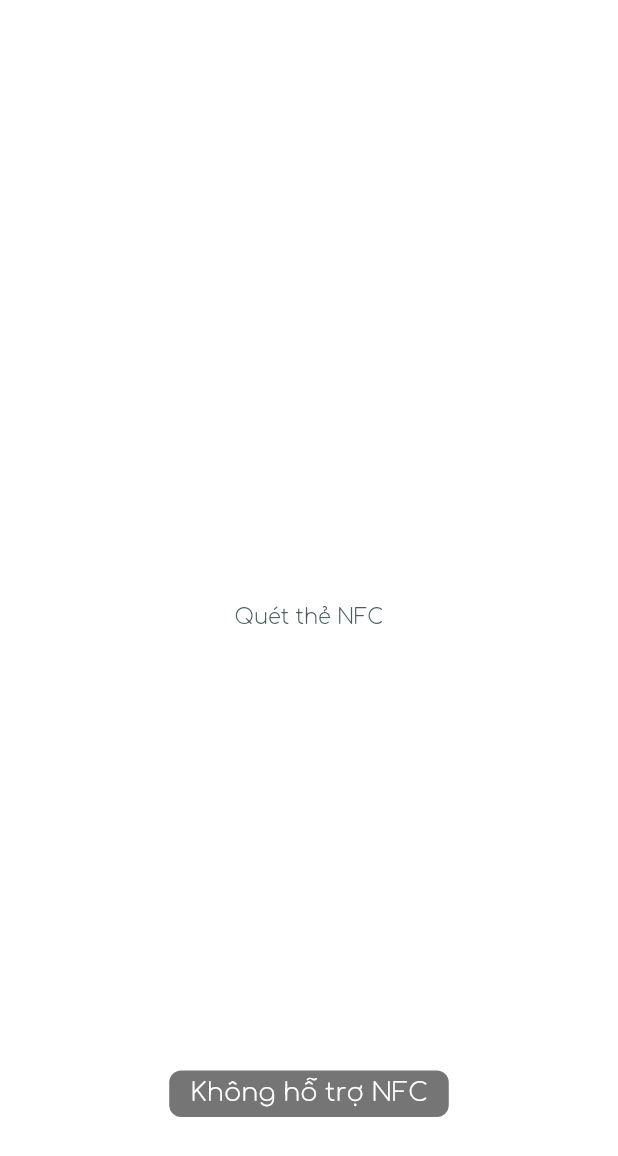
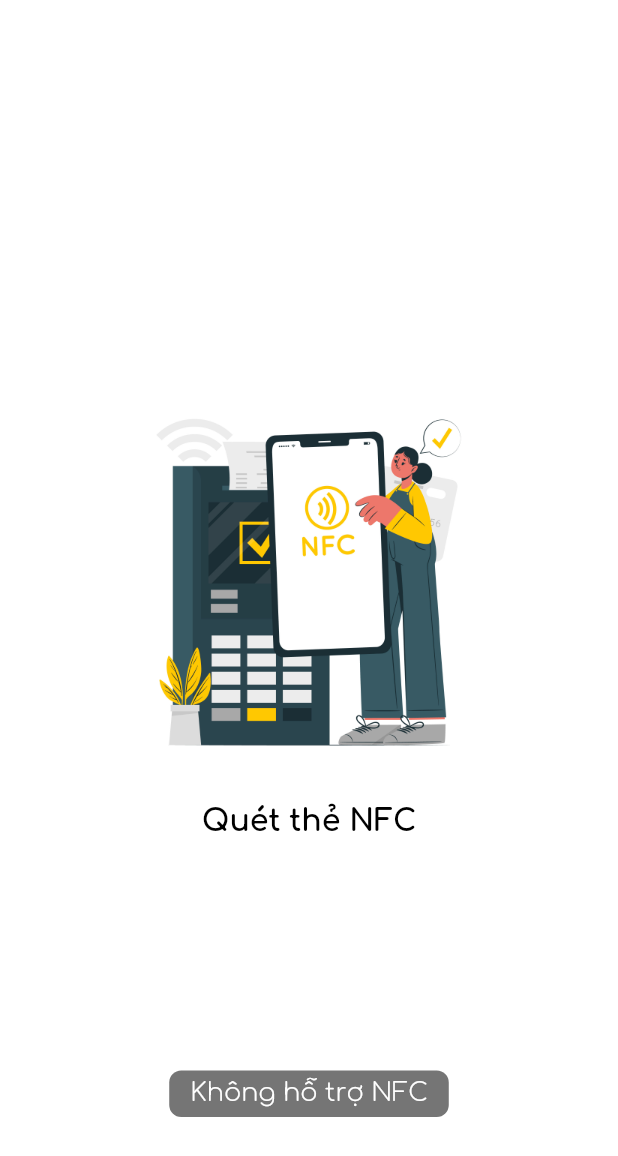
Before and after one commit to tanphuccgl/Study-Card-Tap, a Flutter app: the first screen one second after launch, on a phone screen of 412 x 824 dp. Shown: the top 1156 px of the screen. Run offline on Flutter 3.47's test engine with Material 2 defaults, Android fonts, the phone set to English and light mode, and no system bars; our stand-ins replace bot_toast, dio, equatable, flutter_bloc, flutter_screenutil, get_it and 3 more; missing offline and left inert: nfc_manager; generated files the repository leaves out were written again.

Commit message:
add watting page

```diff
--- a/lib/src/features/home/pages/home_page.dart
+++ b/lib/src/features/home/pages/home_page.dart
@@ -1,3 +1,4 @@
+import 'package:cardtap/src/config/constants/images.dart';
 import 'package:cardtap/src/features/home/cubit/home_bloc.dart';
 import 'package:cardtap/widgets/common/indicator.dart';
 import 'package:flutter/material.dart';
@@ -13,7 +14,21 @@ class HomePage extends StatelessWidget {
       child: BlocBuilder<HomeBloc, HomeState>(
         builder: (context, state) {
           if (state.cardInfo == null) {
-            return const Center(child: Text("Quét thẻ NFC"));
+            return Column(
+              mainAxisAlignment: MainAxisAlignment.center,
+              children: [
+                Image.asset(XImage.nfc, width: 250, height: 250),
+                const SizedBox(height: 20),
+                const Text(
+                  "Quét thẻ NFC",
+                  style: TextStyle(
+                    color: Colors.black,
+                    fontWeight: FontWeight.bold,
+                    fontSize: 20,
+                  ),
+                ),
+              ],
+            );
           }
           final studentData = state.cardInfo!.data!.single;
           const gap10 = SizedBox(height: 10);
--- a/pubspec.yaml
+++ b/pubspec.yaml
@@ -91,8 +91,9 @@ flutter:
   generate: true
 
   # To add assets to your application, add an assets section, like this:
-  # assets:
-  #   - images/a_dot_burr.jpeg
+  assets:
+    # Add assets from the images directory to the application.
+    - assets/
   #   - images/a_dot_ham.jpeg
 
   # An image asset can refer to one or more resolution-specific "variants", see
```
Also changed, not shown: lib/src/config/constants/images.dart (+1 -59 lines), assets/nfc.jpg (added).
